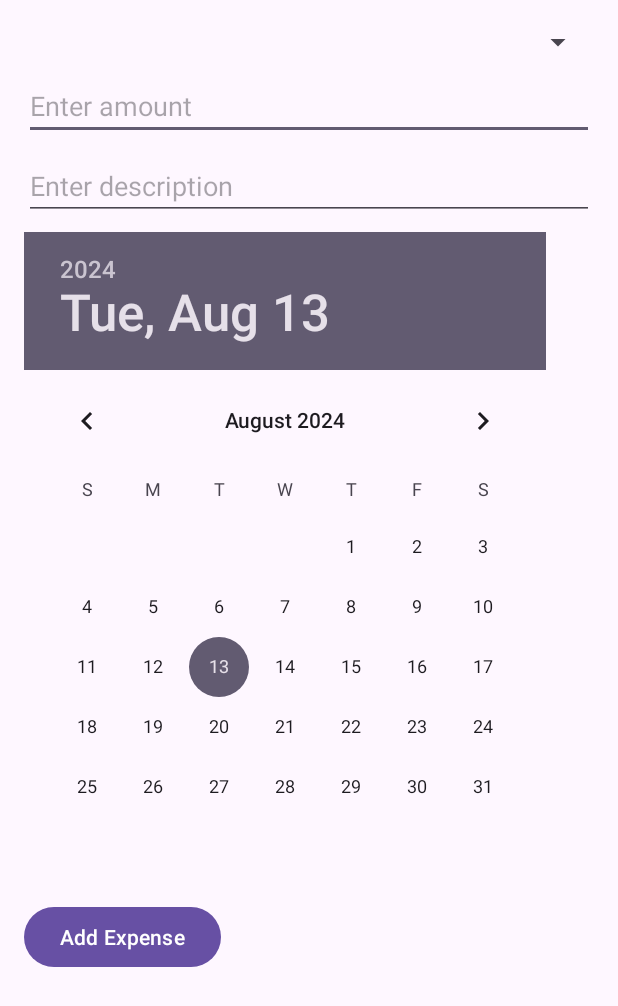
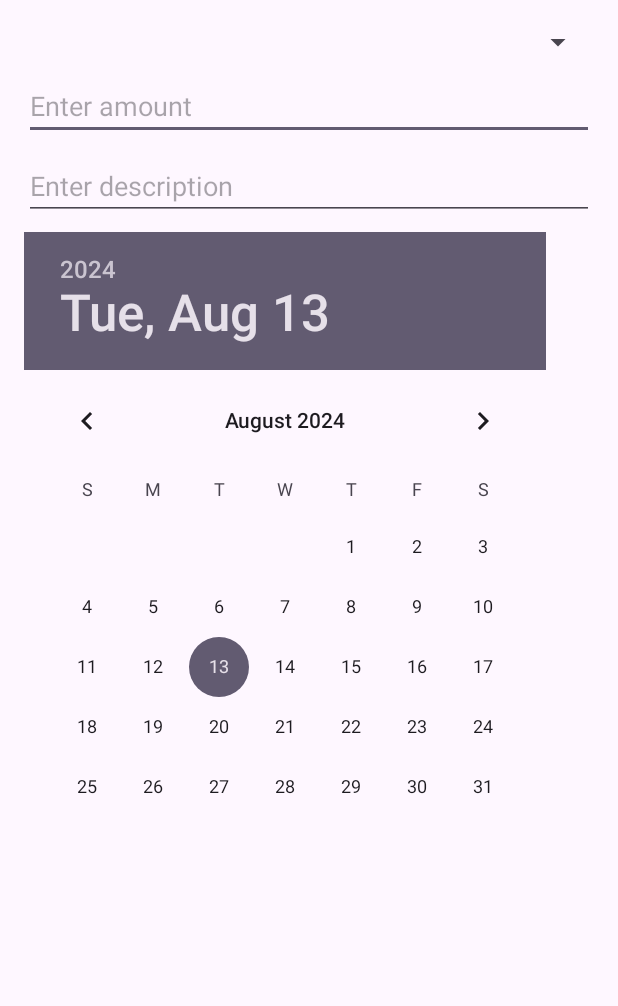
Before and after one commit to rithugopi/Budget-Tracker, an Android app: the layout dialog_add_expense.xml on its own in the app's theme, with its tools: preview values and no code run, on a phone screen of 412 x 824 dp. Shown: the top 1006 px of the screen. Run offline under Robolectric (Android 15) with nearby library versions, the phone set to English and light mode, and no system bars.

```diff
--- a/app/src/main/res/layout/dialog_add_expense.xml
+++ b/app/src/main/res/layout/dialog_add_expense.xml
@@ -30,11 +30,6 @@
         android:layout_height="wrap_content"
         android:layout_marginTop="8dp" />
 
-    <Button
-        android:id="@+id/buttonAddExpense"
-        android:layout_width="wrap_content"
-        android:layout_height="wrap_content"
-        android:text="Add Expense"
-        android:layout_marginTop="16dp" />
+
 
 </LinearLayout>
```
Also changed, not shown: app/src/main/java/com/example/budgettracker/AddExpenseDialogFragment.kt (+8 -6 lines), app/src/main/java/com/example/budgettracker/Expense.kt (+6 -1 lines), app/src/main/res/values/strings.xml (+13 -0 lines).
